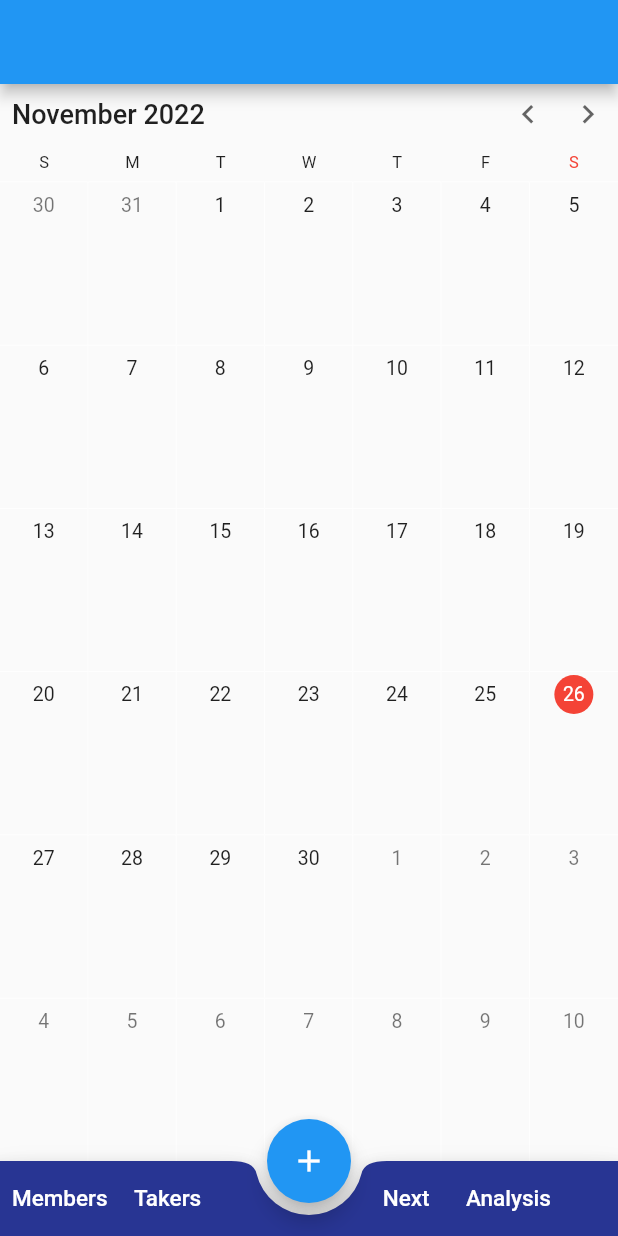
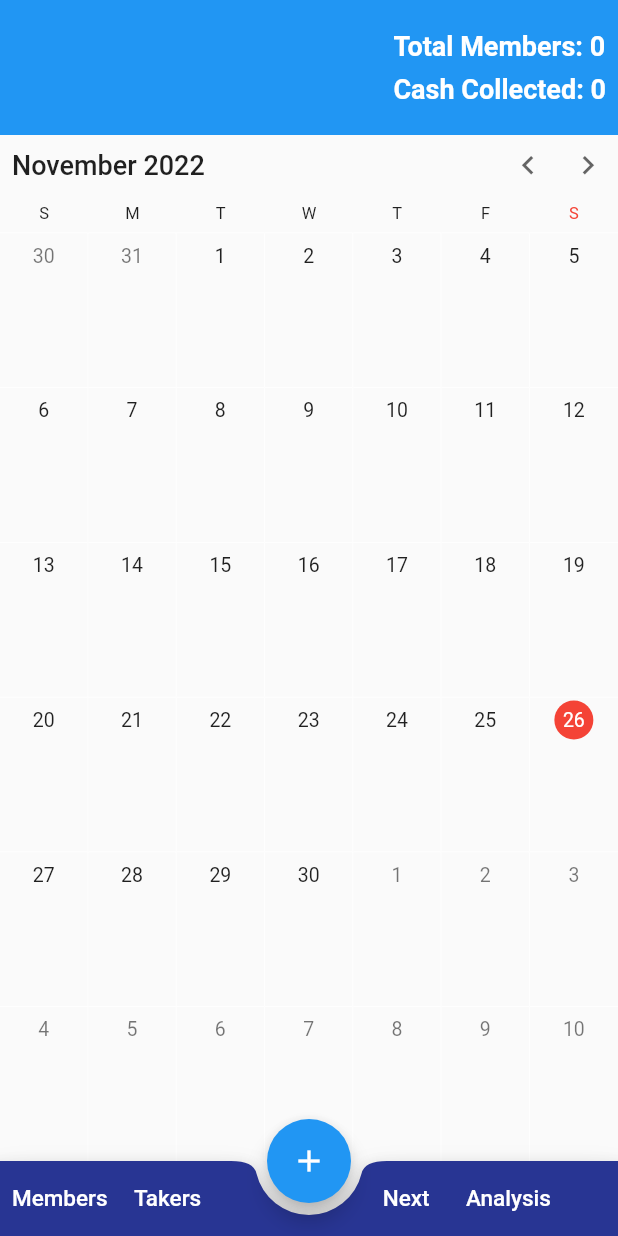
Before and after one commit to TrojanSystem/Equib, a Flutter app: the screen it shows after launch, on a phone screen of 412 x 824 dp. Run offline on Flutter 3.47's test engine with Material 2 defaults, Android fonts, the phone set to English and light mode, and no system bars; drawn by our look-alikes of syncfusion_flutter_calendar; our stand-ins replace sqflite; accounts and stored records are empty.

Commit message:
Add functionality

```diff
--- a/lib/equib_data/equip_model_data.dart
+++ b/lib/equib_data/equip_model_data.dart
@@ -1,12 +1,13 @@
 import 'dart:ui';
 
+import 'package:flutter/material.dart';
 import 'package:syncfusion_flutter_calendar/calendar.dart';
 
 class MembersModel {
   String name;
   String phoneNumber;
-  int equibQuantity;
-  int price;
+  String equibQuantity;
+  String price;
 
   MembersModel({
     required this.name,
@@ -14,33 +15,70 @@ class MembersModel {
     required this.phoneNumber,
     required this.equibQuantity,
   });
+
+  Map<String, dynamic> toMap() {
+    return {
+      'name': name,
+      'price': price,
+      'phoneNumber': phoneNumber,
+      'equibQuantity': equibQuantity,
+    };
+  }
+
+  static MembersModel fromMap(Map<String, dynamic> map) {
+    return MembersModel(
+      name: map['name'],
+      price: map['price'],
+      phoneNumber: map['phoneNumber'],
+      equibQuantity: map['equibQuantity'],
+
+      // checked: map['checked'],
+    );
+  }
 }
+
 class Meeting {
-
   /// Creates a meeting class with required details.
   Meeting({
-    required this.eventName,
-    required this.from,
-    required this.to,
-    required this.background,
-    required this.isAllDay,
+    required this.event,
+    required this.fromDay,
+    required this.toDay,
   });
 
+  Map<String, dynamic> toMap() {
+    return {
+      'event': event,
+      'fromDay': fromDay,
+      'toDay': toDay,
+    };
+  }
+
+  static Meeting fromMap(Map<String, dynamic> map) {
+    return Meeting(
+      event: map['event'],
+      fromDay: map['fromDay'],
+      toDay: map['toDay'],
+
+      // checked: map['checked'],
+    );
+  }
+
   /// Event name which is equivalent to subject property of [Appointment].
-  String eventName;
+  String event;
 
   /// From which is equivalent to start time property of [Appointment].
-  DateTime from;
+  String fromDay;
 
   /// To which is equivalent to end time property of [Appointment].
-  DateTime to;
+  String toDay;
 
   /// Background which is equivalent to color property of [Appointment].
-  Color background;
+// Color background;
+//
+// /// IsAllDay which is equivalent to isAllDay property of [Appointment].
+// bool isAllDay;
+}
 
-  /// IsAllDay which is equivalent to isAllDay property of [Appointment].
-  bool isAllDay;
-}
 class EquibModel {
   String collectorName;
   String phoneNumber;
--- a/lib/equip_home_page/equib_members.dart
+++ b/lib/equip_home_page/equib_members.dart
@@ -21,8 +21,8 @@ class EquibMembers extends StatelessWidget {
           itemCount: newMembers.length,
           itemBuilder: (context, index) {
             return MembersListDetail(
-              price: newMembers[index].price,
-              equibQuantity: newMembers[index].equibQuantity,
+              price: int.parse(newMembers[index].price),
+              equibQuantity: int.parse(newMembers[index].equibQuantity),
               name: newMembers[index].name,
               phoneNumber: newMembers[index].phoneNumber,
             );
--- a/lib/equip_home_page/equip_home_screen.dart
+++ b/lib/equip_home_page/equip_home_screen.dart
@@ -21,13 +21,18 @@ class EquibHomePage extends StatefulWidget {
 class _EquibHomePageState extends State<EquibHomePage> {
   @override
   Widget build(BuildContext context) {
-    final getDataSource = Provider
-        .of<EquibData>(context)
-        .meetings;
-    final newMember = Provider
-        .of<EquibData>(context)
-        .newMember;
+    final getDataSource = Provider.of<EquibData>(context).meetings;
 
+    final newMember = Provider.of<EquibData>(context).newMemberList;
+    final meeting = Provider.of<EquipDailyCollected>(context).dailyCollectedList;
+    print('meeting $meeting');
+    getDataSource
+        .map(
+          (e) => print(
+            (DateTime.parse(e.toDay).difference(DateTime.parse(e.fromDay)).inDays),
+          ),
+        )
+        .toList();
     String? subjectText = '',
         startTimeText = '',
         endTimeText = '',
@@ -35,7 +40,38 @@ class _EquibHomePageState extends State<EquibHomePage> {
         timeDetails = '';
 
     return Scaffold(
-      appBar: AppBar(),
+      appBar: AppBar(
+        actions: [
+          Column(
+            mainAxisAlignment: MainAxisAlignment.center,
+            crossAxisAlignment: CrossAxisAlignment.start,
+            children: [
+              Padding(
+                padding: const EdgeInsets.all(8.0),
+                child: Text(
+                  'Total Members: ${newMember.length}',
+                  style: const TextStyle(
+                    fontWeight: FontWeight.bold,
+                    fontSize: 18,
+                  ),
+                ),
+              ),
+              Padding(
+                padding: const EdgeInsets.fromLTRB(8.0, 0, 8, 8),
+                child: Text(
+                  'Cash Collected: ${newMember.length}',
+                  style: const TextStyle(
+                    fontWeight: FontWeight.bold,
+                    fontSize: 18,
+                  ),
+                ),
+              ),
+            ],
+          ),
+        ],
+        toolbarHeight: 90,
+        elevation: 0,
+      ),
       body: SfCalendar(
         showWeekNumber: true,
         cellEndPadding: 5,
@@ -48,6 +84,7 @@ class _EquibHomePageState extends State<EquibHomePage> {
           );
         },
         onTap: (details) {
+          if (newMember.isNotEmpty) {
             if (details.targetElement == CalendarElement.appointment ||
                 details.targetElement == CalendarElement.agenda) {
               final Appointment appointmentDetails = details.appointments![0];
@@ -62,27 +99,25 @@ class _EquibHomePageState extends State<EquibHomePage> {
                   .format(appointmentDetails.endTime)
                   .toString();
               timeDetails = '$startTimeText - $endTimeText';
-            showModalBottomSheet(context: context,
-                builder:
-                (context) => DailyEquibInput(selectedDate: details.date!));
-            // Navigator.of(context).push(
-            //   MaterialPageRoute(
-            //     builder: (ctx) => ,
-            //   ),
-            // );
+              showModalBottomSheet(
+                  context: context,
+                  builder: (context) =>
+                      DailyEquibInput(selectedDate: details.date!));
             } else if (details.targetElement == CalendarElement.calendarCell) {
               subjectText = "You have tapped cell";
               dateText =
                   DateFormat('MMMM dd, yyyy').format(details.date!).toString();
               timeDetails = '';
+
               // Navigator.of(context).push(
               //   MaterialPageRoute(
               //     builder: (ctx) => DailyEquibInput(selectedDate: details.date!),
               //   ),
               // );
-            showModalBottomSheet(context: context,
-                builder:
-                    (context) => DailyEquibInput(selectedDate: details.date!));
+              showModalBottomSheet(
+                  context: context,
+                  builder: (context) =>
+                      DailyEquibInput(selectedDate: details.date!));
             }
             // showDialog(
             //     context: context,
@@ -126,6 +161,9 @@ class _EquibHomePageState extends State<EquibHomePage> {
             //         ],
             //       );
             //     });
+          } else {
+            return;
+          }
         },
         showNavigationArrow: true,
         cellBorderColor: Colors.white,
@@ -146,8 +184,11 @@ class _EquibHomePageState extends State<EquibHomePage> {
           height: 50,
           child: Row(
             children: [
-              bottomBarButtons(title: 'Members', bottomBarFunction: () {
-                Navigator.of(context).push(MaterialPageRoute(builder: (ctx)=>EquibMembers()));
+              bottomBarButtons(
+                  title: 'Members',
+                  bottomBarFunction: () {
+                    Navigator.of(context).push(
+                        MaterialPageRoute(builder: (ctx) => EquibMembers()));
                   }),
               bottomBarButtons(title: 'Takers', bottomBarFunction: () {}),
               const SizedBox(
@@ -162,7 +203,8 @@ class _EquibHomePageState extends State<EquibHomePage> {
       floatingActionButtonLocation: FloatingActionButtonLocation.centerDocked,
       floatingActionButton: FloatingActionButton(
         onPressed: () {
-          showModalBottomSheet(context: context, builder: (context)=>MemberRegistration());
+          showModalBottomSheet(
+              context: context, builder: (context) => MemberRegistration());
           // setState(() {
           //   Random random = Random();
           //   // tossed = listName[random.nextInt(listName.length)];
@@ -172,10 +214,8 @@ class _EquibHomePageState extends State<EquibHomePage> {
         },
         child: const Icon(Icons.add),
       ),
-
     );
   }
-
 }
 
 TextButton bottomBarButtons({required bottomBarFunction, required title}) {
--- a/lib/main.dart
+++ b/lib/main.dart
@@ -1,3 +1,4 @@
+import 'package:equib/equib_data/equip_daily_collected_database.dart';
 import 'package:equib/equip_home_page/equip_home_screen.dart';
 import 'package:flutter/material.dart';
 import 'package:provider/provider.dart';
@@ -26,8 +27,10 @@ class _EquipState extends State<Equip> {
     return MultiProvider(
       providers: [
         ChangeNotifierProvider(
-          create: (ctx) => EquibData(),
+          create: (ctx) => EquibData()..loadNewMemberList(),
         ),
+        ChangeNotifierProvider(
+            create: (ctx) => EquipDailyCollected()..loadDailyCollectedList()),
       ],
       child: const MaterialApp(
         debugShowCheckedModeBanner: false,
--- a/pubspec.yaml
+++ b/pubspec.yaml
@@ -39,8 +39,11 @@ dependencies:
   syncfusion_flutter_calendar: ^20.3.58
   persistent_bottom_nav_bar: any
   intl: ^0.17.0
+  sqlbrite: ^2.5.0
+  sqflite:
   flip_card: ^0.6.0
   provider: ^6.0.4
+  path_provider: ^2.0.8
 
 dev_dependencies:
   flutter_test:
```
Also changed, not shown: lib/equib_data/equip_daily_collected_database.dart (added, +49 -0 lines), lib/equib_data/equip_data.dart (+91 -8 lines), lib/equib_data/equip_database.dart (added, +49 -0 lines), lib/equip_input/daily_equib_input.dart (+15 -12 lines), lib/equip_input/member_registration.dart (+11 -5 lines), pubspec.lock, 1 other file. Lines whose indentation alone changed are shown as unchanged.
